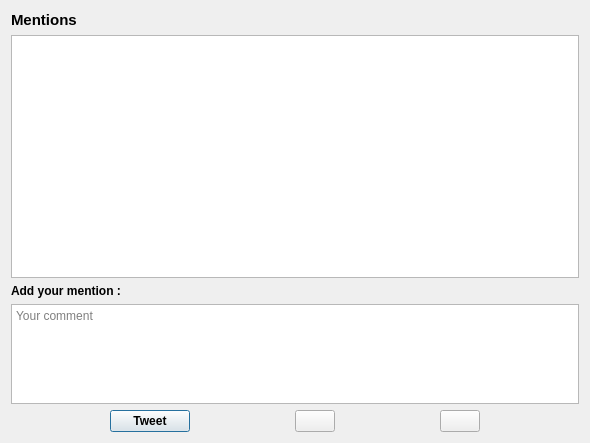
Old version of the form FinalProject/Tweeterak/mention.ui in the repository amirhosseinbt/FinalProject_AP.
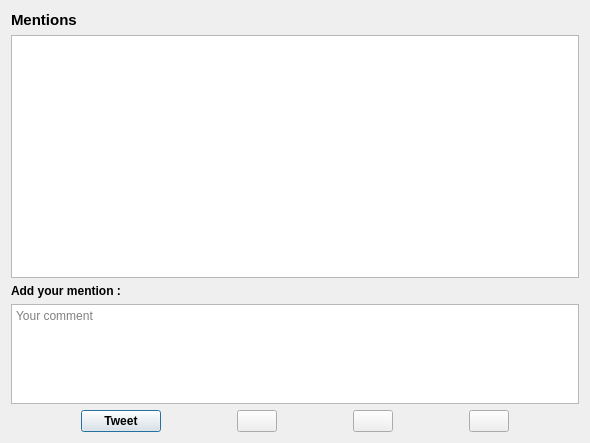
New version of the form.

The edit to the form file:
```diff
--- a/FinalProject/Tweeterak/mention.ui
+++ b/FinalProject/Tweeterak/mention.ui
@@ -116,6 +116,26 @@
        </property>
       </spacer>
      </item>
+     <item>
+      <widget class="QPushButton" name="btn_retweet">
+       <property name="text">
+        <string/>
+       </property>
+      </widget>
+     </item>
+     <item>
+      <spacer name="horizontalSpacer_5">
+       <property name="orientation">
+        <enum>Qt::Horizontal</enum>
+       </property>
+       <property name="sizeHint" stdset="0">
+        <size>
+         <width>40</width>
+         <height>20</height>
+        </size>
+       </property>
+      </spacer>
+     </item>
      <item>
       <widget class="QPushButton" name="btn_like">
        <property name="text">
```
